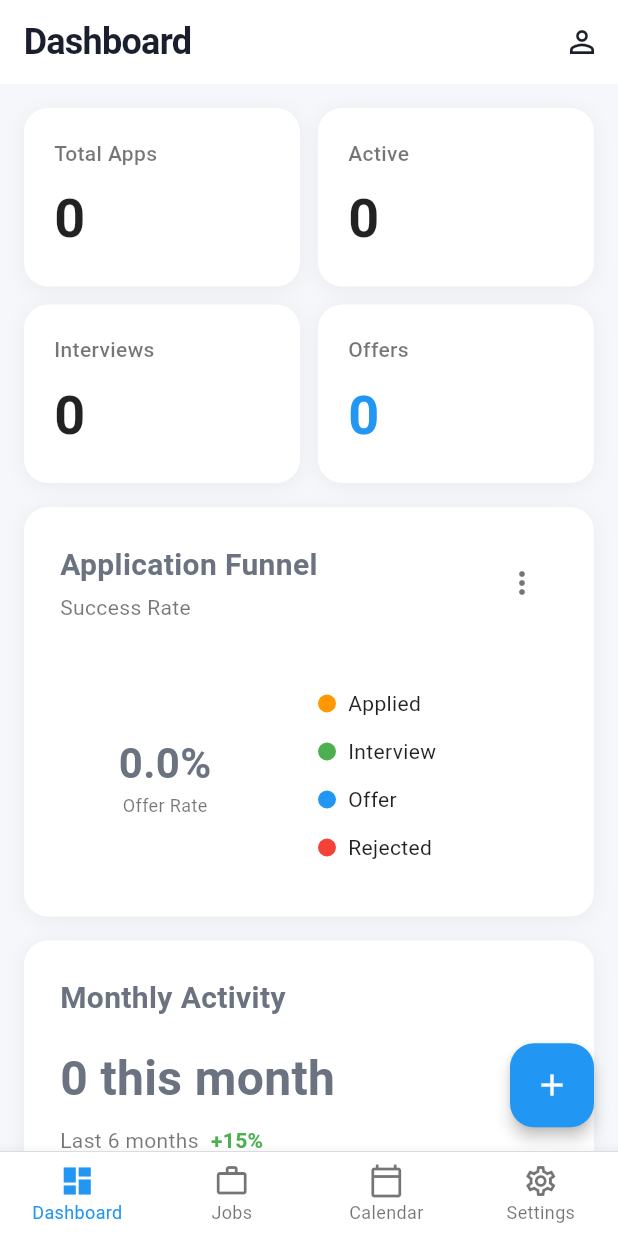
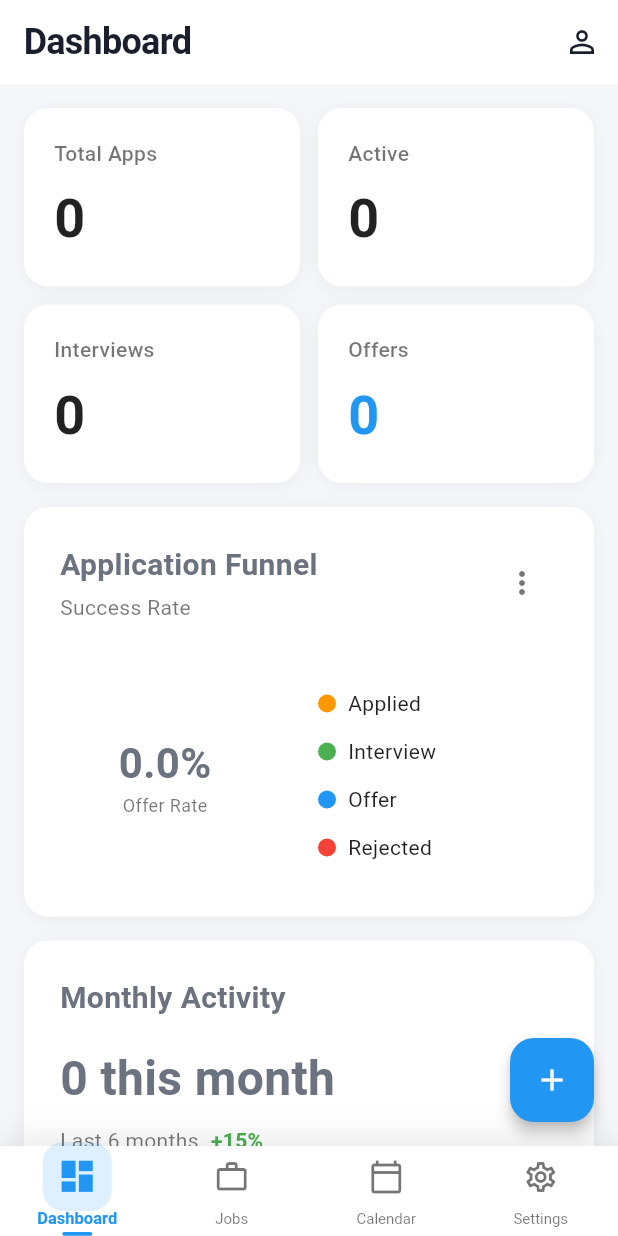
Before and after one commit to najmulmyself/job_tracker, a Flutter app: the MainNavigationScreen screen opened directly, on a phone screen of 412 x 824 dp. Run offline on Flutter 3.47's test engine with Material 3 defaults, Android fonts, the phone set to English and light mode, and no system bars; our stand-ins replace cloud_firestore, firebase_auth, firebase_core, firebase_storage, flutter_local_notifications, google_sign_in and 1 more; accounts and stored records are empty.

Commit message:
feat: Add Coming Soon screen and integrate it into the main navigation

```diff
--- a/lib/screens/main_navigation_screen.dart
+++ b/lib/screens/main_navigation_screen.dart
@@ -5,10 +5,12 @@ import '../providers/auth_provider.dart';
 import '../providers/job_provider.dart';
 import '../providers/resume_provider.dart';
 import '../utils/app_theme.dart';
+import '../widgets/animated_bottom_nav_bar.dart';
 import 'dashboard_screen.dart';
 import 'jobs_list_screen.dart';
 import 'profile_screen.dart';
 import 'job_form_screen.dart';
+import 'coming_soon_screen.dart';
 
 class MainNavigationScreen extends StatefulWidget {
   const MainNavigationScreen({super.key});
@@ -42,13 +44,17 @@ class _MainNavigationScreenState extends State<MainNavigationScreen> {
   final List<Widget> _screens = const [
     DashboardScreen(),
     JobsListScreen(),
-    Center(child: Text('Calendar')), // Placeholder
+    ComingSoonScreen(
+      feature: 'Calendar',
+      icon: Icons.calendar_month,
+      description:
+          'Track your interview dates, application deadlines, and follow-up reminders all in one place!',
+    ),
     ProfileScreen(),
   ];
 
   @override
   Widget build(BuildContext context) {
-    final isDark = Theme.of(context).brightness == Brightness.dark;
     final authProvider = Provider.of<AuthProvider>(context);
 
     return Scaffold(
@@ -110,7 +116,29 @@ class _MainNavigationScreenState extends State<MainNavigationScreen> {
                 ],
               ),
             ),
-          Expanded(child: _screens[_currentIndex]),
+          Expanded(
+            child: AnimatedSwitcher(
+              duration: const Duration(milliseconds: 300),
+              switchInCurve: Curves.easeInOut,
+              switchOutCurve: Curves.easeInOut,
+              transitionBuilder: (child, animation) {
+                return FadeTransition(
+                  opacity: animation,
+                  child: SlideTransition(
+                    position: Tween<Offset>(
+                      begin: const Offset(0.02, 0),
+                      end: Offset.zero,
+                    ).animate(animation),
+                    child: child,
+                  ),
+                );
+              },
+              child: KeyedSubtree(
+                key: ValueKey<int>(_currentIndex),
+                child: _screens[_currentIndex],
+              ),
+            ),
+          ),
         ],
       ),
       floatingActionButton: _currentIndex == 0 || _currentIndex == 1
@@ -124,52 +152,35 @@ class _MainNavigationScreenState extends State<MainNavigationScreen> {
               child: const Icon(Icons.add, color: Colors.white),
             )
           : null,
-      bottomNavigationBar: Container(
-        decoration: BoxDecoration(
-          border: Border(
-            top: BorderSide(
-              color: isDark
-                  ? Colors.white.withOpacity(0.1)
-                  : Colors.black.withOpacity(0.1),
-              width: 0.5,
-            ),
-          ),
-        ),
-        child: BottomNavigationBar(
+      bottomNavigationBar: AnimatedBottomNavBar(
         currentIndex: _currentIndex,
         onTap: (index) {
           setState(() {
             _currentIndex = index;
           });
         },
-          type: BottomNavigationBarType.fixed,
-          selectedItemColor: AppColors.primaryBlue,
-          unselectedItemColor: isDark ? Colors.white54 : Colors.black54,
-          selectedFontSize: 12,
-          unselectedFontSize: 12,
         items: const [
-            BottomNavigationBarItem(
-              icon: Icon(Icons.dashboard_outlined),
-              activeIcon: Icon(Icons.dashboard),
+          NavBarItem(
+            icon: Icons.dashboard_outlined,
+            activeIcon: Icons.dashboard,
             label: 'Dashboard',
           ),
-            BottomNavigationBarItem(
-              icon: Icon(Icons.work_outline),
-              activeIcon: Icon(Icons.work),
+          NavBarItem(
+            icon: Icons.work_outline,
+            activeIcon: Icons.work,
             label: 'Jobs',
           ),
-            BottomNavigationBarItem(
-              icon: Icon(Icons.calendar_today_outlined),
-              activeIcon: Icon(Icons.calendar_today),
+          NavBarItem(
+            icon: Icons.calendar_today_outlined,
+            activeIcon: Icons.calendar_today,
             label: 'Calendar',
           ),
-            BottomNavigationBarItem(
-              icon: Icon(Icons.settings_outlined),
-              activeIcon: Icon(Icons.settings),
+          NavBarItem(
+            icon: Icons.settings_outlined,
+            activeIcon: Icons.settings,
             label: 'Settings',
           ),
         ],
-        ),
       ),
     );
   }
--- /dev/null
+++ b/lib/widgets/animated_bottom_nav_bar.dart
@@ -0,0 +1,142 @@
+import 'package:flutter/material.dart';
+import '../utils/app_theme.dart';
+
+class AnimatedBottomNavBar extends StatelessWidget {
+  final int currentIndex;
+  final Function(int) onTap;
+  final List<NavBarItem> items;
+
+  const AnimatedBottomNavBar({
+    super.key,
+    required this.currentIndex,
+    required this.onTap,
+    required this.items,
+  });
+
+  @override
+  Widget build(BuildContext context) {
+    final isDark = Theme.of(context).brightness == Brightness.dark;
+
+    return Container(
+      decoration: BoxDecoration(
+        color: isDark ? AppColors.darkSurface : Colors.white,
+        boxShadow: [
+          BoxShadow(
+            color: Colors.black.withOpacity(0.1),
+            blurRadius: 20,
+            offset: const Offset(0, -3),
+          ),
+        ],
+      ),
+      child: SafeArea(
+        child: SizedBox(
+          height: 60,
+          child: Row(
+            mainAxisAlignment: MainAxisAlignment.spaceAround,
+            children: items.asMap().entries.map((entry) {
+              final index = entry.key;
+              final item = entry.value;
+              final isSelected = currentIndex == index;
+
+              return Expanded(
+                child: GestureDetector(
+                  onTap: () => onTap(index),
+                  behavior: HitTestBehavior.opaque,
+                  child: Container(
+                    color: Colors.transparent,
+                    child: Column(
+                      mainAxisAlignment: MainAxisAlignment.center,
+                      mainAxisSize: MainAxisSize.min,
+                      children: [
+                        TweenAnimationBuilder<double>(
+                          tween: Tween(begin: 0.0, end: isSelected ? 1.0 : 0.0),
+                          duration: const Duration(milliseconds: 300),
+                          curve: Curves.easeOutCubic,
+                          builder: (context, value, child) {
+                            return Transform.scale(
+                              scale: 1.0 + (value * 0.15),
+                              child: Container(
+                                padding: const EdgeInsets.all(8),
+                                decoration: BoxDecoration(
+                                  color: AppColors.primaryBlue.withOpacity(
+                                    value * 0.15,
+                                  ),
+                                  borderRadius: BorderRadius.circular(12),
+                                ),
+                                child: Icon(
+                                  isSelected ? item.activeIcon : item.icon,
+                                  size: 24,
+                                  color: Color.lerp(
+                                    isDark ? Colors.white54 : Colors.black54,
+                                    AppColors.primaryBlue,
+                                    value,
+                                  ),
+                                ),
+                              ),
+                            );
+                          },
+                        ),
+                        const SizedBox(height: 2),
+                        TweenAnimationBuilder<double>(
+                          tween: Tween(begin: 0.0, end: isSelected ? 1.0 : 0.0),
+                          duration: const Duration(milliseconds: 300),
+                          curve: Curves.easeOutCubic,
+                          builder: (context, value, child) {
+                            return AnimatedDefaultTextStyle(
+                              duration: const Duration(milliseconds: 300),
+                              style: TextStyle(
+                                fontSize: 10 + (value * 1),
+                                fontWeight: isSelected
+                                    ? FontWeight.w600
+                                    : FontWeight.normal,
+                                color: Color.lerp(
+                                  isDark ? Colors.white54 : Colors.black54,
+                                  AppColors.primaryBlue,
+                                  value,
+                                ),
+                              ),
+                              child: Text(item.label),
+                            );
+                          },
+                        ),
+                        // Animated indicator dot
+                        TweenAnimationBuilder<double>(
+                          tween: Tween(begin: 0.0, end: isSelected ? 1.0 : 0.0),
+                          duration: const Duration(milliseconds: 300),
+                          curve: Curves.easeOutCubic,
+                          builder: (context, value, child) {
+                            return Container(
+                              margin: const EdgeInsets.only(top: 2),
+                              height: 2.5,
+                              width: 20 * value,
+                              decoration: BoxDecoration(
+                                color: AppColors.primaryBlue,
+                                borderRadius: BorderRadius.circular(2),
+                              ),
+                            );
+                          },
+                        ),
+                      ],
+                    ),
+                  ),
+                ),
+              );
+            }).toList(),
+          ),
+        ),
+      ),
+    );
+  }
+}
+
+class NavBarItem {
+  final IconData icon;
+  final IconData activeIcon;
+  final String label;
+
+  const NavBarItem({
+    required this.icon,
+    required this.activeIcon,
+    required this.label,
+  });
+}
```
Also changed, not shown: lib/screens/coming_soon_screen.dart (added, +256 -0 lines). Lines whose indentation alone changed are shown as unchanged.
